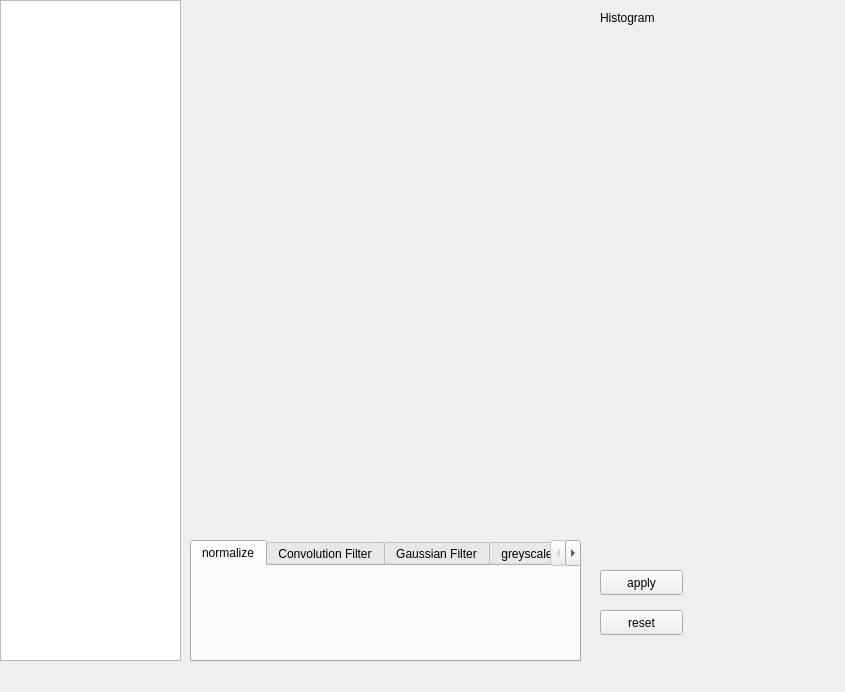
majorx234/pyqt5_examples, file dynamic_list_widgets/ui_dynamic_list_widget.ui: the form before one commit.
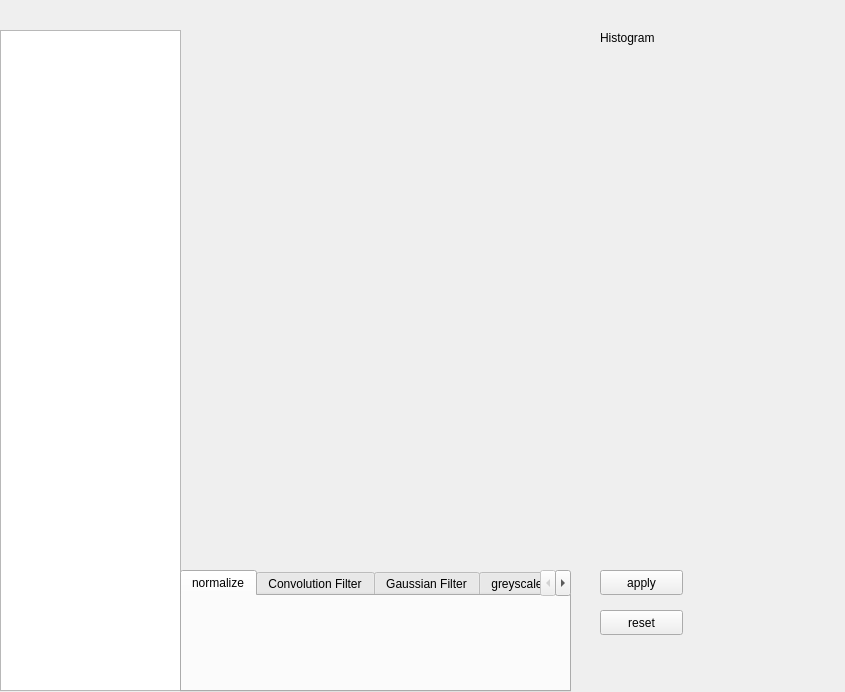
The form after the commit.

```diff
--- a/dynamic_list_widgets/ui_dynamic_list_widget.ui
+++ b/dynamic_list_widgets/ui_dynamic_list_widget.ui
@@ -10,6 +10,12 @@
     <height>692</height>
    </rect>
   </property>
+  <property name="sizePolicy">
+   <sizepolicy hsizetype="Minimum" vsizetype="Fixed">
+    <horstretch>0</horstretch>
+    <verstretch>0</verstretch>
+   </sizepolicy>
+  </property>
   <property name="windowTitle">
    <string>Form</string>
   </property>
@@ -17,7 +23,7 @@
    <property name="geometry">
     <rect>
      <x>0</x>
-     <y>0</y>
+     <y>30</y>
      <width>181</width>
      <height>661</height>
     </rect>
@@ -27,7 +33,7 @@
    <property name="geometry">
     <rect>
      <x>180</x>
-     <y>10</y>
+     <y>30</y>
      <width>400</width>
      <height>514</height>
     </rect>
@@ -52,8 +58,8 @@
   <widget class="QTabWidget" name="filterTabs">
    <property name="geometry">
     <rect>
-     <x>190</x>
-     <y>540</y>
+     <x>180</x>
+     <y>570</y>
      <width>391</width>
      <height>122</height>
     </rect>
@@ -341,7 +347,7 @@
    <property name="geometry">
     <rect>
      <x>600</x>
-     <y>10</y>
+     <y>30</y>
      <width>221</width>
      <height>16</height>
     </rect>
@@ -354,7 +360,7 @@
    <property name="geometry">
     <rect>
      <x>600</x>
-     <y>40</y>
+     <y>60</y>
      <width>241</width>
      <height>291</height>
     </rect>
```
Left out of the diff: 4 changed lines with no effect on the pictures.
